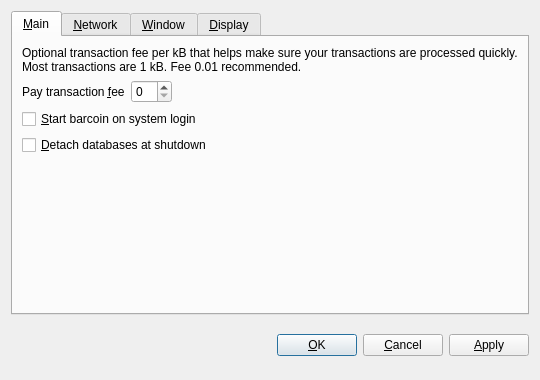
Above: src/qt/forms/optionsdialog.ui from 1807383320/firstcoin before the change. Below: the same form after it.
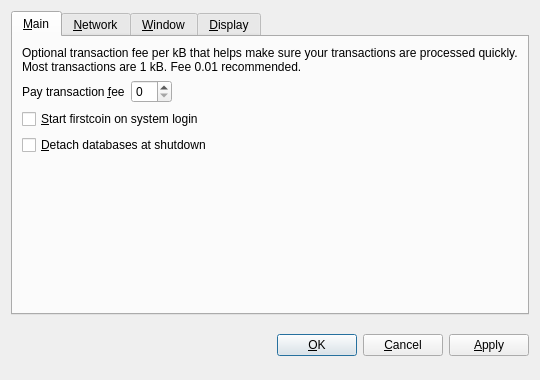
That is the form after the change. The open tabs and pages were chosen to show the change. Custom widgets are drawn as their Qt base class.

```diff
--- a/src/qt/forms/optionsdialog.ui
+++ b/src/qt/forms/optionsdialog.ui
@@ -82,7 +82,7 @@
           <string>Automatically start barcoin after logging in to the system.</string>
          </property>
          <property name="text">
-          <string>&amp;Start barcoin on system login</string>
+          <string>&amp;Start firstcoin on system login</string>
          </property>
         </widget>
        </item>
```
Left out of the diff: 10 changed lines with no effect on the pictures.
